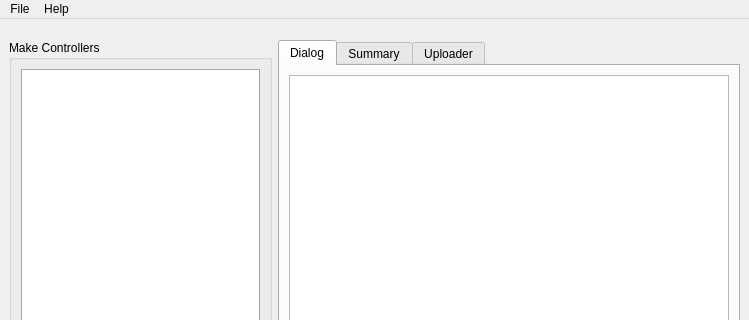
Old version of the form mchelper/branches/multiboard_support/layouts/mchelper.ui in the repository makingthings/makecontroller; both pictures show x 0 to 749 and y 0 to 320 of the 749 by 560 pixel window.
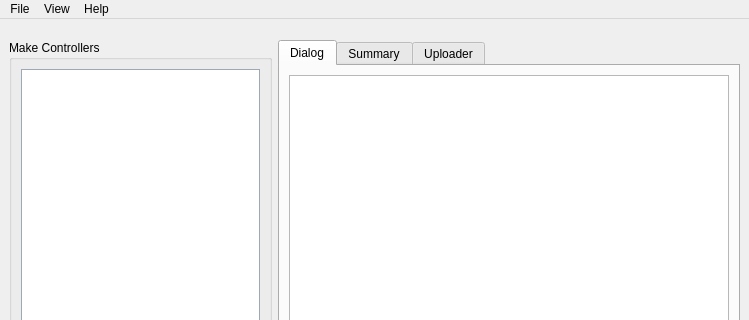
New version of the form.

Commit message: - added "Hide OSC messages" option to View menu - fixed issue with multiple mchelpers online

Diff of the .ui file:
```diff
--- a/mchelper/branches/multiboard_support/layouts/mchelper.ui
+++ b/mchelper/branches/multiboard_support/layouts/mchelper.ui
@@ -1075,7 +1075,7 @@
      <x>0</x>
      <y>0</y>
      <width>749</width>
-     <height>22</height>
+     <height>21</height>
     </rect>
    </property>
    <widget class="QMenu" name="menuFile" >
@@ -1094,7 +1094,15 @@
     <addaction name="separator" />
     <addaction name="actionOSC_Tutorial" />
    </widget>
+   <widget class="QMenu" name="menuView" >
+    <property name="title" >
+     <string>View</string>
+    </property>
+    <addaction name="actionClearOutputWindow" />
+    <addaction name="actionHide_OSC_Messages" />
+   </widget>
    <addaction name="menuFile" />
+   <addaction name="menuView" />
    <addaction name="menuHelp" />
   </widget>
   <widget class="QStatusBar" name="statusbar" />
```
Left out of the diff: 20 changed lines with no effect on the pictures. The commit also changes 3 other files.
